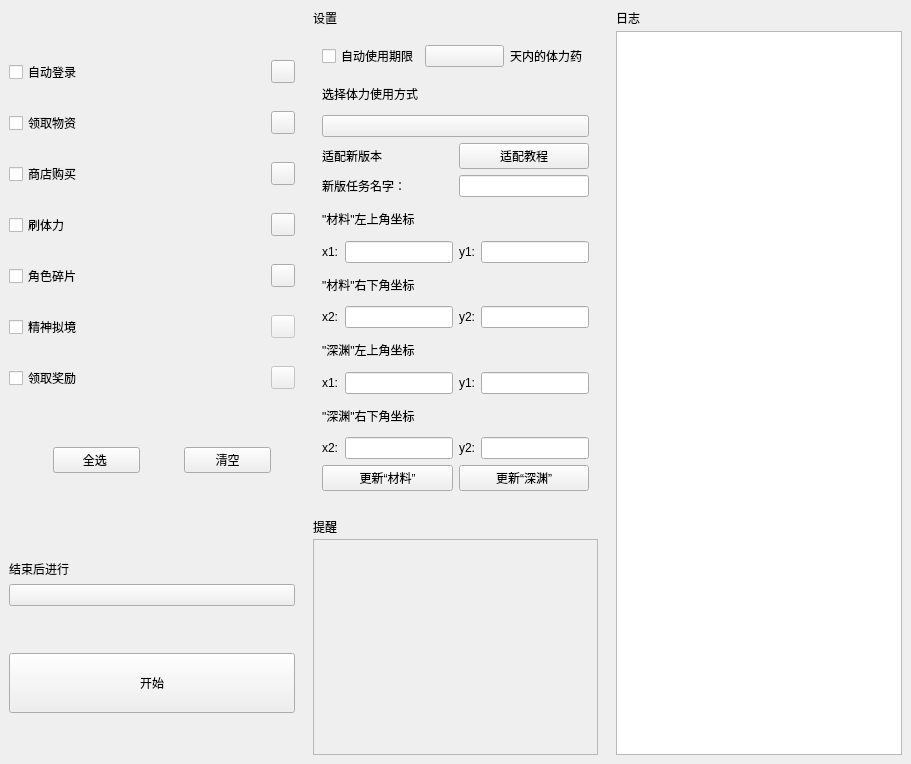
Before: the Qt Designer form app/ui/home_interface.ui in LaoZhuJackson/SnowbreakAutoAssistant, drawn with Qt 5.
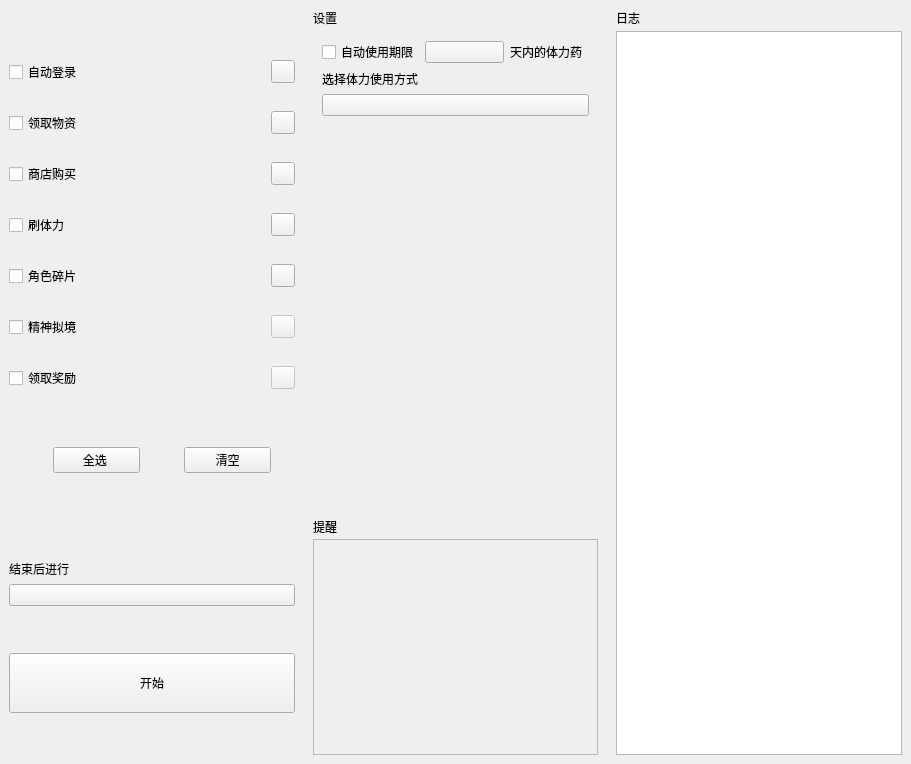
After: the same form once the commit is applied. The open tabs and pages were chosen to show the change. Custom widgets are drawn as their Qt base class.

Commit message: 实现直接启动游戏，优化更新版本数据逻辑和提醒

The edit to the form file:
```diff
--- a/app/ui/home_interface.ui
+++ b/app/ui/home_interface.ui
@@ -1068,117 +1068,22 @@
          </layout>
         </widget>
         <widget class="QWidget" name="page_2">
-            <layout class="QGridLayout" name="gridLayout_6" columnstretch="1,0,0,0">
-                <item row="14" column="0" colspan="2">
-                    <widget class="PushButton" name="PushButton_update_stuff">
-                        <property name="text">
-                            <string>更新“材料”</string>
-                        </property>
-                    </widget>
-                </item>
-                <item row="13" column="3">
-                    <widget class="LineEdit" name="LineEdit_chasm_y2"/>
-                </item>
-                <item row="9" column="2">
-                    <widget class="BodyLabel" name="BodyLabel_12">
-                        <property name="text">
-                            <string>y2:</string>
-            </property>
-           </widget>
-          </item>
-                <item row="2" column="0" colspan="4">
+            <layout class="QGridLayout" name="gridLayout_6" columnstretch="1,0">
+                <item row="2" column="0" colspan="2">
                     <widget class="ComboBox" name="ComboBox_power_usage">
                         <property name="items_" stdset="0">
                             <string notr="true"/>
                         </property>
                     </widget>
           </item>
-                <item row="9" column="0">
-                    <widget class="BodyLabel" name="BodyLabel_11">
-                        <property name="text">
-                            <string>x2:</string>
-                        </property>
-                    </widget>
-                </item>
-                <item row="13" column="2">
-                    <widget class="BodyLabel" name="BodyLabel_18">
-                        <property name="text">
-                            <string>y2:</string>
-                        </property>
-                    </widget>
-                </item>
-                <item row="13" column="0">
-                    <widget class="BodyLabel" name="BodyLabel_17">
-                        <property name="text">
-                            <string>x2:</string>
-                        </property>
-                    </widget>
-                </item>
-                <item row="14" column="2" colspan="2">
-                    <widget class="PushButton" name="PushButton_update_chasm">
-                        <property name="text">
-                            <string>更新“深渊”</string>
-                        </property>
-                    </widget>
-          </item>
-                <item row="6" column="3">
-                    <widget class="LineEdit" name="LineEdit_stuff_y1"/>
-                </item>
-                <item row="1" column="0" colspan="4">
+                <item row="1" column="0" colspan="2">
                     <widget class="StrongBodyLabel" name="StrongBodyLabel_2">
                         <property name="text">
                             <string>选择体力使用方式</string>
                         </property>
                     </widget>
                 </item>
-                <item row="6" column="1">
-                    <widget class="LineEdit" name="LineEdit_stuff_x1"/>
-                </item>
-                <item row="9" column="1">
-                    <widget class="LineEdit" name="LineEdit_stuff_x2"/>
-                </item>
-                <item row="11" column="2">
-                    <widget class="BodyLabel" name="BodyLabel_15">
-                        <property name="text">
-                            <string>y1:</string>
-                        </property>
-                    </widget>
-                </item>
-                <item row="13" column="1">
-                    <widget class="LineEdit" name="LineEdit_chasm_x2"/>
-                </item>
-                <item row="12" column="0" colspan="4">
-                    <widget class="BodyLabel" name="BodyLabel_16">
-                        <property name="text">
-                            <string>&quot;深渊&quot;右下角坐标</string>
-                        </property>
-                    </widget>
-                </item>
-                <item row="11" column="1">
-                    <widget class="LineEdit" name="LineEdit_chasm_x1"/>
-                </item>
-                <item row="8" column="0" colspan="4">
-                    <widget class="BodyLabel" name="BodyLabel_10">
-                        <property name="text">
-                            <string>&quot;材料&quot;右下角坐标</string>
-                        </property>
-                    </widget>
-                </item>
-                <item row="10" column="0" colspan="4">
-                    <widget class="BodyLabel" name="BodyLabel_13">
-                        <property name="text">
-                            <string>&quot;深渊&quot;左上角坐标</string>
-                        </property>
-                    </widget>
-                </item>
-                <item row="6" column="0">
-                    <widget class="BodyLabel" name="BodyLabel_7">
-                        <property name="text">
-                            <string>x1:</string>
-                        </property>
-                    </widget>
-                </item>
-                <item row="0" column="0" colspan="4">
+                <item row="0" column="0" colspan="2">
                     <layout class="QHBoxLayout" name="horizontalLayout">
                         <item>
                             <widget class="CheckBox" name="CheckBox_is_use_power">
@@ -1209,56 +1114,18 @@
                         </item>
                     </layout>
                 </item>
-                <item row="9" column="3">
-                    <widget class="LineEdit" name="LineEdit_stuff_y2"/>
-                </item>
-                <item row="6" column="2">
-                    <widget class="BodyLabel" name="BodyLabel_9">
-                        <property name="text">
-                            <string>y1:</string>
+                <item row="3" column="0">
+                    <spacer name="verticalSpacer_5">
+                        <property name="orientation">
+                            <enum>Qt::Vertical</enum>
                         </property>
-                    </widget>
-                </item>
-                <item row="5" column="0" colspan="4">
-                    <widget class="BodyLabel" name="BodyLabel_2">
-                        <property name="text">
-                            <string>&quot;材料&quot;左上角坐标</string>
+                        <property name="sizeHint" stdset="0">
+                            <size>
+                                <width>20</width>
+                                <height>40</height>
+                            </size>
                         </property>
-                    </widget>
-                </item>
-                <item row="11" column="0">
-                    <widget class="BodyLabel" name="BodyLabel_14">
-                        <property name="text">
-                            <string>x1:</string>
-                        </property>
-                    </widget>
-                </item>
-                <item row="11" column="3">
-                    <widget class="LineEdit" name="LineEdit_chasm_y1"/>
-                </item>
-                <item row="4" column="2" colspan="2">
-                    <widget class="LineEdit" name="LineEdit_task_name"/>
-          </item>
-                <item row="4" column="0" colspan="2">
-                    <widget class="BodyLabel" name="BodyLabel_19">
-                        <property name="text">
-                            <string>新版任务名字：</string>
-                        </property>
-                    </widget>
-                </item>
-                <item row="3" column="0" colspan="2">
-                    <widget class="StrongBodyLabel" name="StrongBodyLabel_5">
-                        <property name="text">
-                            <string>适配新版本</string>
-                        </property>
-                    </widget>
-                </item>
-                <item row="3" column="2" colspan="2">
-                    <widget class="PrimaryPushButton" name="PrimaryPushButton_tutor">
-                        <property name="text">
-                            <string>适配教程</string>
-                        </property>
-                    </widget>
+                    </spacer>
                 </item>
          </layout>
         </widget>
```
Left out of the diff: 76 changed lines with no effect on the pictures. The commit also changes 10 other files.
